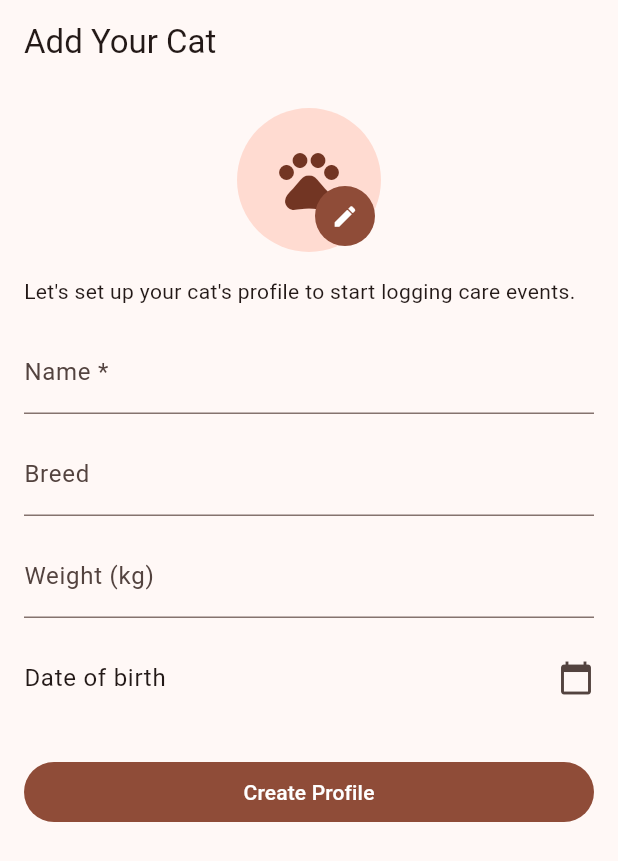
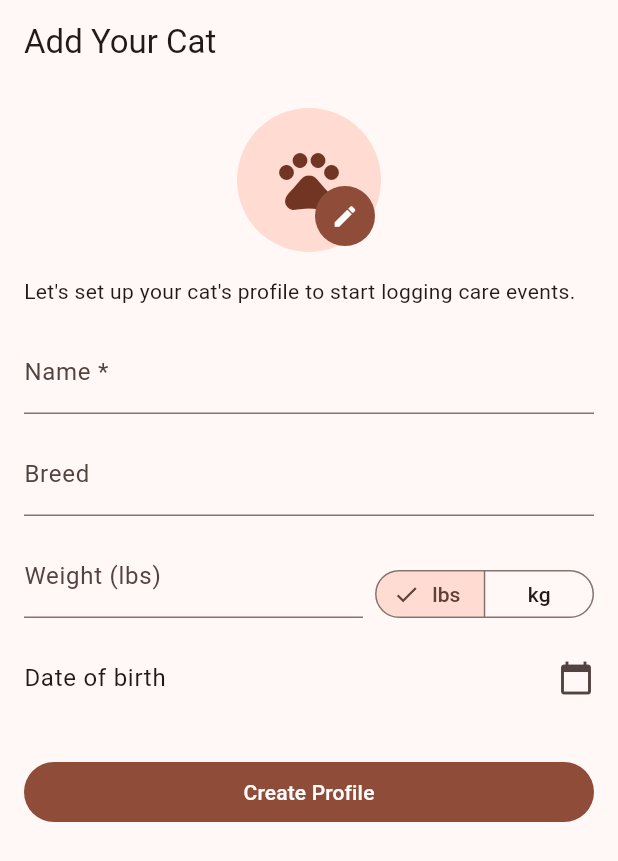
Before and after one commit to WuxiaScrub/pawlog, a Flutter app: the screen it shows after launch, on a phone screen of 412 x 824 dp. Shown: the top 861 px of the screen. Run offline on Flutter 3.47's test engine with Material 3 defaults, Android fonts, the phone set to English and light mode, and no system bars; our stand-ins replace drift, drift_flutter, fl_chart, flutter_local_notifications, flutter_riverpod, image_picker; missing offline and left inert: sqlite3; accounts and stored records are empty; generated files the repository leaves out were written again.

Commit message:
Add weight event type, lbs-default weight fields, and updated reminder defaults
- Add CatEventType.weight (storageKey 'weight', icon monitor_weight, isSchedulable false) so cat weight can be logged ad hoc with no reminder threshold
- Default weight input to lbs in both cat profile setup and the log-event sheet; inline lbs/kg SegmentedButton converts the displayed value on toggle while always storing kg internally
- Update notification defaults: waterChange 48h → 24h; deworming 0h disabled → 720h (30 days) enabled; fleaTreatment 0h disabled → 720h (30 days) enabled
- Settings ThresholdTile now displays thresholds > 48 h as days (e.g. "7 days", "30 days") and the edit dialog prompts in the matching unit, converting back to hours on save

```diff
--- a/lib/features/cats/cat_profile_setup_screen.dart
+++ b/lib/features/cats/cat_profile_setup_screen.dart
@@ -29,6 +29,7 @@ class _CatProfileSetupScreenState
   late final TextEditingController _nameController;
   late final TextEditingController _breedController;
   late final TextEditingController _weightController;
+  bool _weightInLbs = true;
   DateTime? _dateOfBirth;
   String? _photoPath;
   bool _saving = false;
@@ -41,8 +42,14 @@ class _CatProfileSetupScreenState
     final cat = widget.existingCat;
     _nameController = TextEditingController(text: cat?.name ?? '');
     _breedController = TextEditingController(text: cat?.breed ?? '');
-    _weightController =
-        TextEditingController(text: cat?.weightKg?.toString() ?? '');
+    if (cat?.weightKg != null) {
+      // Display existing weight in lbs by default.
+      final lbs = cat!.weightKg! / 0.453592;
+      _weightController =
+          TextEditingController(text: lbs.toStringAsFixed(1));
+    } else {
+      _weightController = TextEditingController();
+    }
     _dateOfBirth = cat?.dateOfBirth;
     _photoPath = cat?.photoPath;
   }
@@ -119,7 +126,12 @@ class _CatProfileSetupScreenState
     if (!_formKey.currentState!.validate()) return;
     setState(() => _saving = true);
 
-    final weight = double.tryParse(_weightController.text.trim());
+    final rawWeight = double.tryParse(_weightController.text.trim());
+    final weight = rawWeight == null
+        ? null
+        : _weightInLbs
+            ? rawWeight * 0.453592
+            : rawWeight;
     final repo = ref.read(catsRepositoryProvider);
 
     if (widget.existingCat == null) {
@@ -204,11 +216,49 @@ class _CatProfileSetupScreenState
                 decoration: const InputDecoration(labelText: 'Breed'),
               ),
               const SizedBox(height: 12),
-              TextFormField(
-                controller: _weightController,
-                keyboardType:
-                    const TextInputType.numberWithOptions(decimal: true),
-                decoration: const InputDecoration(labelText: 'Weight (kg)'),
+              Row(
+                crossAxisAlignment: CrossAxisAlignment.end,
+                children: [
+                  Expanded(
+                    child: TextFormField(
+                      controller: _weightController,
+                      keyboardType:
+                          const TextInputType.numberWithOptions(decimal: true),
+                      decoration: InputDecoration(
+                        labelText:
+                            'Weight (${_weightInLbs ? 'lbs' : 'kg'})',
+                      ),
+                    ),
+                  ),
+                  const SizedBox(width: 8),
+                  SegmentedButton<bool>(
+                    segments: const [
+                      ButtonSegment(value: true, label: Text('lbs')),
+                      ButtonSegment(value: false, label: Text('kg')),
+                    ],
+                    selected: {_weightInLbs},
+                    onSelectionChanged: (sel) {
+                      final newInLbs = sel.first;
+                      if (newInLbs == _weightInLbs) return;
+                      final raw = double.tryParse(
+                          _weightController.text.trim());
+                      setState(() {
+                        _weightInLbs = newInLbs;
+                        if (raw != null) {
+                          final converted = newInLbs
+                              ? raw / 0.453592
+                              : raw * 0.453592;
+                          _weightController.text =
+                              converted.toStringAsFixed(1);
+                        }
+                      });
+                    },
+                    style: const ButtonStyle(
+                      visualDensity: VisualDensity.compact,
+                      tapTargetSize: MaterialTapTargetSize.shrinkWrap,
+                    ),
+                  ),
+                ],
               ),
               const SizedBox(height: 12),
               ListTile(
```
Also changed, not shown: lib/features/events/log_event_sheet.dart (+65 -0 lines), lib/features/settings/settings_screen.dart (+27 -8 lines), lib/models/event_type.dart (+8 -0 lines), lib/providers/notification_settings_provider.dart (+6 -3 lines).
